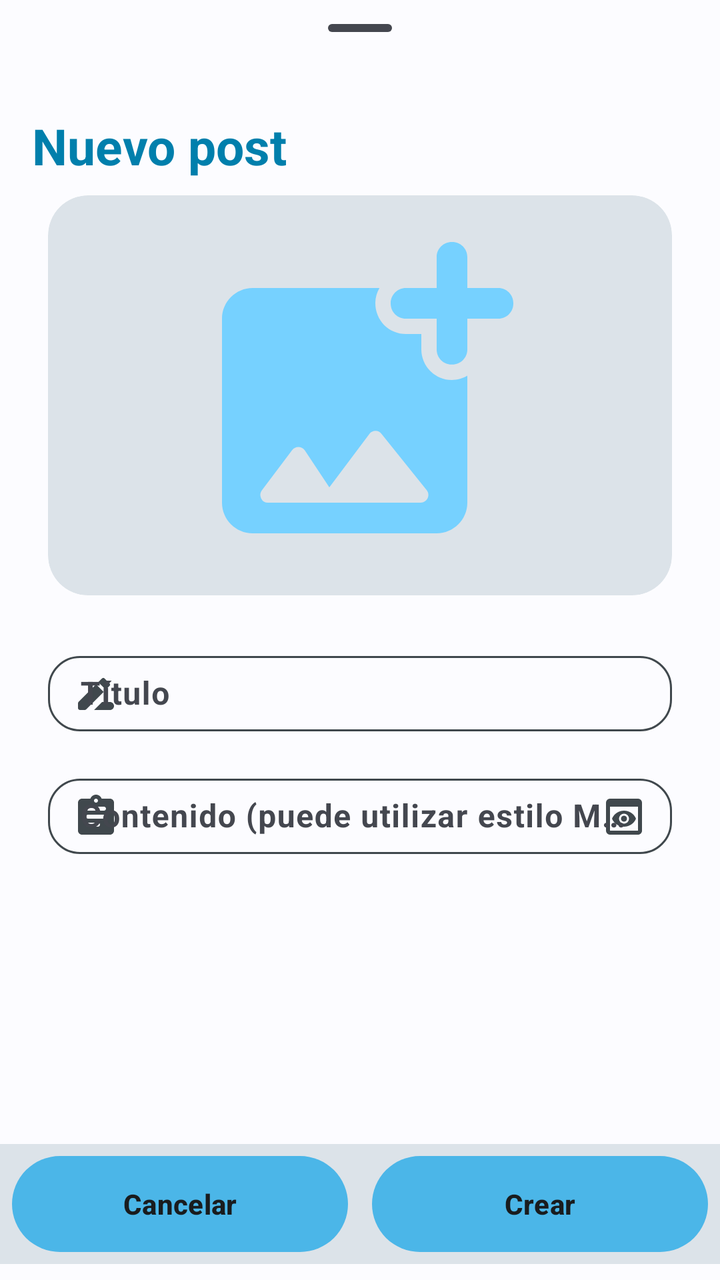
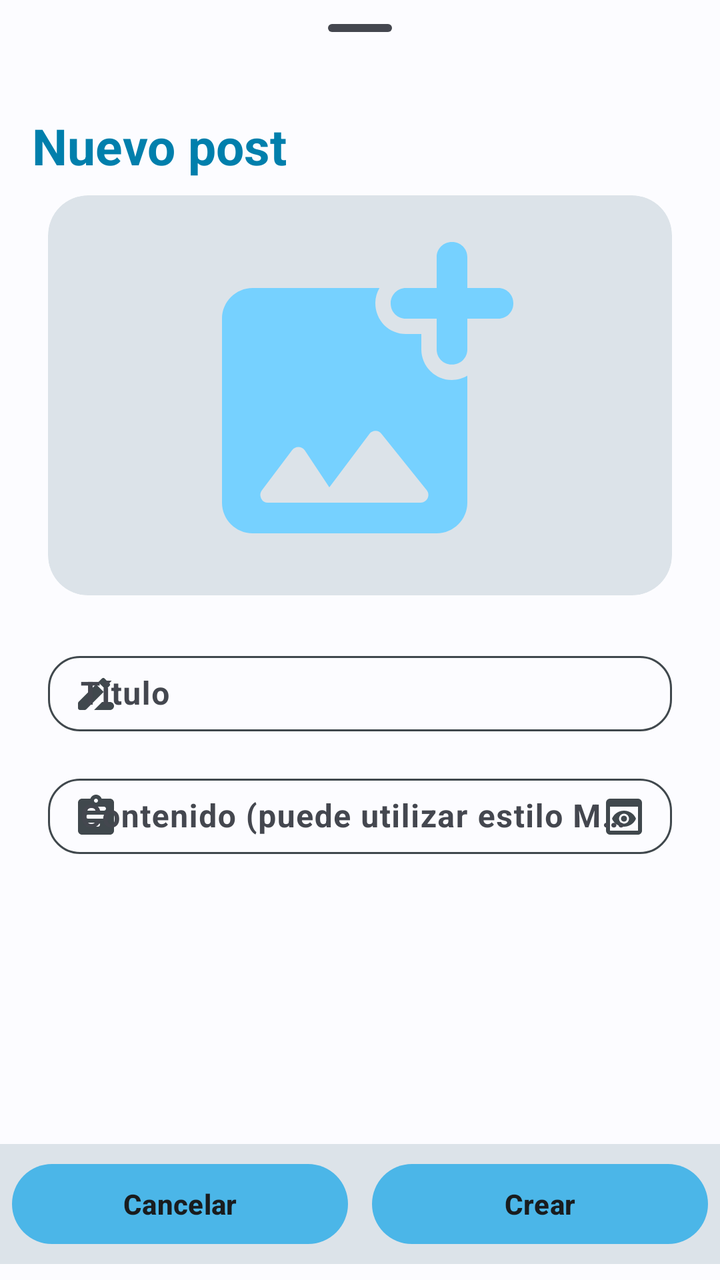

Compare the two renders of this Android layout. The source of the first and the diff that turns it into the second are given below.
<!-- AndroidManifest.xml: application theme Theme.PreuSync.Dynamic -->
<!-- res/layout/bottomsheet_new_post.xml -->
<?xml version="1.0" encoding="utf-8"?>
<LinearLayout xmlns:android="http://schemas.android.com/apk/res/android"
    xmlns:app="http://schemas.android.com/apk/res-auto"
    android:id="@+id/newPostContainer"
    android:layout_width="match_parent"
    android:layout_height="match_parent"
    android:orientation="vertical"
    android:background="?attr/colorBackground"
    android:paddingBottom="@dimen/padding_8dp">

    
    <com.google.android.material.bottomsheet.BottomSheetDragHandleView
        android:id="@+id/bottomSheetDragHandle"
        android:layout_width="match_parent"
        android:layout_height="wrap_content"
        android:focusable="true" />

    <TextView
        android:id="@+id/title"
        style="@style/TextAppearance.PreuSync.HeaderTitle"
        android:layout_width="wrap_content"
        android:layout_height="wrap_content"
        android:layout_marginStart="@dimen/padding_8dp"
        android:paddingHorizontal="8dp"
        android:paddingTop="@dimen/padding_8dp"
        android:text="@string/button_new_post" />

    
    <ScrollView
        android:id="@+id/verticalScroll"
        android:layout_width="match_parent"
        android:layout_height="0dp"
        android:layout_weight="1"
        android:fillViewport="true">

        <LinearLayout
            android:id="@+id/postContentLayout"
            android:layout_width="match_parent"
            android:layout_height="wrap_content"
            android:orientation="vertical"
            android:paddingHorizontal="24dp"
            android:paddingVertical="8dp">

            
            <com.google.android.material.card.MaterialCardView
                android:id="@+id/photoCardView"
                style="@style/Widget.PreuSync.CardView"
                android:layout_width="match_parent"
                android:layout_height="200dp"
                android:layout_marginBottom="@dimen/padding_12dp"
                app:cardElevation="0dp">

                <ImageView
                    android:id="@+id/photoImageView"
                    android:layout_width="match_parent"
                    android:layout_height="match_parent"
                    android:clickable="true"
                    android:focusable="true"
                    android:foreground="?attr/selectableItemBackground"
                    android:padding="@dimen/padding_8dp"
                    android:scaleType="fitCenter"
                    android:src="@drawable/ic_add_photo"
                    android:contentDescription="@string/button_upload" />
            </com.google.android.material.card.MaterialCardView>

            
            <com.google.android.material.textfield.TextInputLayout
                android:id="@+id/titleTextInputLayout"
                style="@style/Widget.Material3.TextInputLayout.OutlinedBox"
                android:layout_width="match_parent"
                android:layout_height="wrap_content"
                android:layout_marginTop="@dimen/padding_8dp"
                app:boxStrokeColor="@color/textinputlayout_tint"
                app:hintTextColor="@color/textinputlayout_tint"
                app:startIconDrawable="@drawable/ic_rename"
                app:startIconTint="@color/textinputlayout_tint">

                <EditText
                    android:id="@+id/titleEditText"
                    android:layout_width="match_parent"
                    android:layout_height="wrap_content"
                    android:focusable="true"
                    android:hint="@string/hint_title"
                    android:imeOptions="actionNext"
                    android:padding="@dimen/padding_8dp"
                    android:singleLine="true"
                    android:textColor="?attr/colorText"
                    android:textColorHint="?attr/colorTextHint"
                    android:textSize="@dimen/text_size_16sp"
                    android:textStyle="bold" />
            </com.google.android.material.textfield.TextInputLayout>

            
            <com.google.android.material.textfield.TextInputLayout
                android:id="@+id/contentTextInputLayout"
                style="@style/Widget.Material3.TextInputLayout.OutlinedBox"
                android:layout_width="match_parent"
                android:layout_height="wrap_content"
                android:layout_marginTop="@dimen/padding_8dp"
                app:boxStrokeColor="@color/textinputlayout_tint"
                app:endIconDrawable="@drawable/ic_preview"
                app:endIconMode="custom"
                app:endIconTint="@color/textinputlayout_tint"
                app:hintTextColor="@color/textinputlayout_tint"
                app:startIconDrawable="@drawable/ic_assignment"
                app:startIconTint="@color/textinputlayout_tint">

                <EditText
                    android:id="@+id/contentEditText"
                    android:layout_width="match_parent"
                    android:layout_height="wrap_content"
                    android:focusable="true"
                    android:hint="@string/hint_content"
                    android:imeOptions="actionDone"
                    android:padding="@dimen/padding_8dp"
                    android:textColor="?attr/colorText"
                    android:textColorHint="?attr/colorTextHint"
                    android:textSize="@dimen/text_size_16sp"
                    android:textStyle="bold" />
            </com.google.android.material.textfield.TextInputLayout>

        </LinearLayout>
    </ScrollView>

    
    <LinearLayout
        android:id="@+id/newPostActionLayout"
        android:layout_width="match_parent"
        android:layout_height="wrap_content"
        android:orientation="vertical">

        <LinearLayout
            android:id="@+id/actions"
            android:layout_width="match_parent"
            android:layout_height="wrap_content"
            android:background="?attr/colorBackgroundCard"
            android:orientation="horizontal"
            android:padding="@dimen/padding_6dp">

            <com.google.android.material.button.MaterialButton
                android:id="@+id/buttonCancel"
                style="@style/Widget.PreuSync.Button.Global"
                android:layout_width="0dp"
                android:layout_height="wrap_content"
                android:layout_marginEnd="@dimen/padding_6dp"
                android:layout_weight="1"
                android:focusable="true"
                android:text="@string/button_cancel"
                android:textSize="@dimen/text_size_14sp"
                android:textStyle="bold" />

            <com.google.android.material.button.MaterialButton
                android:id="@+id/buttonCreate"
                style="@style/Widget.PreuSync.Button.Global"
                android:layout_width="0dp"
                android:layout_height="wrap_content"
                android:layout_marginStart="@dimen/padding_6dp"
                android:layout_weight="1"
                android:focusable="true"
                android:text="@string/button_create"
                android:textSize="@dimen/text_size_14sp"
                android:textStyle="bold" />
        </LinearLayout>
    </LinearLayout>

</LinearLayout>
<!-- resources referenced by this layout -->
<resources>
  <dimen name="padding_12dp">12dp</dimen>
  <dimen name="padding_6dp">6dp</dimen>
  <dimen name="padding_8dp">8dp</dimen>
  <dimen name="text_size_14sp">14sp</dimen>
  <dimen name="text_size_16sp">16sp</dimen>
  <string name="button_cancel">Cancelar</string>
  <string name="button_create">Crear</string>
  <string name="hint_title">Título</string>
  <style name="TextAppearance.PreuSync.HeaderTitle">
          <item name="android:textSize">25sp</item>
          <item name="android:textStyle">bold</item>
          <item name="android:textColor">?attr/colorAccent</item>
      </style>
  <style name="Widget.Material3.TextInputLayout.OutlinedBox" parent="@style/Widget.MaterialComponents.TextInputLayout.OutlinedBox">
          <item name="android:textColorHint">@color/m3_textfield_label_color</item>
          <item name="boxStrokeColor">@color/textinputlayout_tint</item>
          <item name="boxStrokeErrorColor">?colorError</item>
          <item name="counterOverflowTextAppearance">?textAppearanceBodySmall</item>
          <item name="counterOverflowTextColor">?colorError</item>
          <item name="counterTextAppearance">?textAppearanceBodySmall</item>
          <item name="counterTextColor">@color/m3_textfield_indicator_text_color</item>
          <item name="cursorColor">?attr/colorAccent</item>
          <item name="cursorErrorColor">?colorError</item>
          <item name="endIconTint">@color/textinputlayout_tint</item>
          <item name="errorIconTint">?colorError</item>
          <item name="errorTextAppearance">?textAppearanceBodySmall</item>
          <item name="errorTextColor">?colorError</item>
          <item name="helperTextTextAppearance">?textAppearanceBodySmall</item>
          <item name="helperTextTextColor">@color/m3_textfield_indicator_text_color</item>
          <item name="hintTextAppearance">?textAppearanceBodySmall</item>
          <item name="hintTextColor">@color/textinputlayout_tint</item>
          <item name="materialThemeOverlay">@style/ThemeOverlay.Material3.TextInputEditText.OutlinedBox</item>
          <item name="passwordToggleDrawable">@drawable/m3_password_eye</item>
          <item name="placeholderTextAppearance">?textAppearanceBodyLarge</item>
          <item name="placeholderTextColor">@color/textinputlayout_tint</item>
          <item name="prefixTextAppearance">?textAppearanceTitleMedium</item>
          <item name="prefixTextColor">@color/m3_textfield_indicator_text_color</item>
          <item name="shapeAppearance">@style/Widget.PreuSync.TextInputLayout.ShapeAppearance</item>
          <item name="shapeAppearanceOverlay">@null</item>
          <item name="startIconTint">@color/textinputlayout_tint</item>
          <item name="suffixTextAppearance">?textAppearanceTitleMedium</item>
          <item name="suffixTextColor">@color/m3_textfield_indicator_text_color</item>
      </style>
  <style name="Widget.PreuSync.Button.Global" parent="Widget.Material3.Button">
          <item name="backgroundTint">?attr/colorSecondary</item>
          <item name="rippleColor">?attr/colorControlHighlight</item>
          <item name="cornerRadius">@dimen/button_corner_radius_normal</item>
          <item name="android:textStyle">bold</item>
          <item name="android:textSize">14sp</item>
          <item name="android:textColor">?attr/colorOnSecondary</item>
          <item name="android:insetTop">0dp</item>
          <item name="android:insetBottom">0dp</item>
      </style>
  <color name="colorAccent">#006684</color>
  <style name="Widget.PreuSync.TextInputLayout.ShapeAppearance" parent="ShapeAppearance.MaterialComponents">
          <item name="cornerFamily">rounded</item>
          <item name="cornerSizeTopLeft">16dp</item>
          <item name="cornerSizeTopRight">16dp</item>
          <item name="cornerSizeBottomLeft">16dp</item>
          <item name="cornerSizeBottomRight">16dp</item>
      </style>
  <dimen name="card_corner_radius">20dp</dimen>
  <dimen name="card_elevation">4dp</dimen>
  <color name="colorText">#191C1E</color>
  <color name="colorError">#BA1A1A</color>
  <!-- unchanged entries left out for length: 11 -->
</resources>

<!-- the commit's change to res/layout/bottomsheet_new_post.xml (unified diff, before → after) -->
@@ -66,7 +66,7 @@
             
             <com.google.android.material.textfield.TextInputLayout
                 android:id="@+id/titleTextInputLayout"
-                style="@style/Widget.Material3.TextInputLayout.OutlinedBox"
+                style="@style/Widget.PreuSync.TextInputLayout.OutlinedBox"
                 android:layout_width="match_parent"
                 android:layout_height="wrap_content"
                 android:layout_marginTop="@dimen/padding_8dp"
@@ -93,7 +93,7 @@
             
             <com.google.android.material.textfield.TextInputLayout
                 android:id="@+id/contentTextInputLayout"
-                style="@style/Widget.Material3.TextInputLayout.OutlinedBox"
+                style="@style/Widget.PreuSync.TextInputLayout.OutlinedBox"
                 android:layout_width="match_parent"
                 android:layout_height="wrap_content"
                 android:layout_marginTop="@dimen/padding_8dp"
<!-- resource entries referenced after the edit -->
@@ -8,58 +8,29 @@
   <string name="button_cancel">Cancelar</string>
   <string name="button_create">Crear</string>
   <string name="hint_title">Título</string>
-  <style name="TextAppearance.PreuSync.HeaderTitle">
+  <style name="TextAppearance.PreuSync.HeaderTitle" parent="TextAppearance.Material3.TitleLarge">
           <item name="android:textSize">25sp</item>
           <item name="android:textStyle">bold</item>
           <item name="android:textColor">?attr/colorAccent</item>
-      </style>
-  <style name="Widget.Material3.TextInputLayout.OutlinedBox" parent="@style/Widget.MaterialComponents.TextInputLayout.OutlinedBox">
-          <item name="android:textColorHint">@color/m3_textfield_label_color</item>
-          <item name="boxStrokeColor">@color/textinputlayout_tint</item>
-          <item name="boxStrokeErrorColor">?colorError</item>
-          <item name="counterOverflowTextAppearance">?textAppearanceBodySmall</item>
-          <item name="counterOverflowTextColor">?colorError</item>
-          <item name="counterTextAppearance">?textAppearanceBodySmall</item>
-          <item name="counterTextColor">@color/m3_textfield_indicator_text_color</item>
-          <item name="cursorColor">?attr/colorAccent</item>
-          <item name="cursorErrorColor">?colorError</item>
-          <item name="endIconTint">@color/textinputlayout_tint</item>
-          <item name="errorIconTint">?colorError</item>
-          <item name="errorTextAppearance">?textAppearanceBodySmall</item>
-          <item name="errorTextColor">?colorError</item>
-          <item name="helperTextTextAppearance">?textAppearanceBodySmall</item>
-          <item name="helperTextTextColor">@color/m3_textfield_indicator_text_color</item>
-          <item name="hintTextAppearance">?textAppearanceBodySmall</item>
-          <item name="hintTextColor">@color/textinputlayout_tint</item>
-          <item name="materialThemeOverlay">@style/ThemeOverlay.Material3.TextInputEditText.OutlinedBox</item>
-          <item name="passwordToggleDrawable">@drawable/m3_password_eye</item>
-          <item name="placeholderTextAppearance">?textAppearanceBodyLarge</item>
-          <item name="placeholderTextColor">@color/textinputlayout_tint</item>
-          <item name="prefixTextAppearance">?textAppearanceTitleMedium</item>
-          <item name="prefixTextColor">@color/m3_textfield_indicator_text_color</item>
-          <item name="shapeAppearance">@style/Widget.PreuSync.TextInputLayout.ShapeAppearance</item>
-          <item name="shapeAppearanceOverlay">@null</item>
-          <item name="startIconTint">@color/textinputlayout_tint</item>
-          <item name="suffixTextAppearance">?textAppearanceTitleMedium</item>
-          <item name="suffixTextColor">@color/m3_textfield_indicator_text_color</item>
       </style>
   <style name="Widget.PreuSync.Button.Global" parent="Widget.Material3.Button">
           <item name="backgroundTint">?attr/colorSecondary</item>
           <item name="rippleColor">?attr/colorControlHighlight</item>
           <item name="cornerRadius">@dimen/button_corner_radius_normal</item>
           <item name="android:textStyle">bold</item>
-          <item name="android:textSize">14sp</item>
           <item name="android:textColor">?attr/colorOnSecondary</item>
-          <item name="android:insetTop">0dp</item>
-          <item name="android:insetBottom">0dp</item>
+      </style>
+  <style name="Widget.PreuSync.TextInputLayout.OutlinedBox" parent="Widget.Material3.TextInputLayout.OutlinedBox">
+          <item name="boxStrokeColor">@color/textinputlayout_tint</item>
+          <item name="hintTextColor">@color/textinputlayout_tint</item>
+          <item name="startIconTint">@color/textinputlayout_tint</item>
+          <item name="endIconTint">@color/textinputlayout_tint</item>
+          <item name="shapeAppearance">@style/Widget.PreuSync.TextInputLayout.ShapeAppearance</item>
       </style>
   <color name="colorAccent">#006684</color>
-  <style name="Widget.PreuSync.TextInputLayout.ShapeAppearance" parent="ShapeAppearance.MaterialComponents">
+  <style name="Widget.PreuSync.TextInputLayout.ShapeAppearance" parent="ShapeAppearance.Material3.Corner.Medium">
           <item name="cornerFamily">rounded</item>
-          <item name="cornerSizeTopLeft">16dp</item>
-          <item name="cornerSizeTopRight">16dp</item>
-          <item name="cornerSizeBottomLeft">16dp</item>
-          <item name="cornerSizeBottomRight">16dp</item>
+          <item name="cornerSize">16dp</item>
       </style>
   <dimen name="card_corner_radius">20dp</dimen>
   <dimen name="card_elevation">4dp</dimen>
